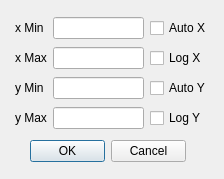
Qt form axesdialog.ui (Qt-Widgets/conductivity) before a commit.
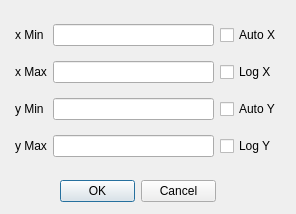
The same form after that commit.

Commit message: Axes dialog improved

```diff
--- a/axesdialog.ui
+++ b/axesdialog.ui
@@ -6,8 +6,8 @@
    <rect>
     <x>0</x>
     <y>0</y>
-    <width>224</width>
-    <height>179</height>
+    <width>296</width>
+    <height>214</height>
    </rect>
   </property>
   <property name="windowTitle">
@@ -18,8 +18,8 @@
     <rect>
      <x>10</x>
      <y>10</y>
-     <width>201</width>
-     <height>121</height>
+     <width>271</width>
+     <height>156</height>
     </rect>
    </property>
    <layout class="QGridLayout" name="gridLayout_2">
@@ -102,8 +102,8 @@
   <widget class="QDialogButtonBox" name="buttonBox">
    <property name="geometry">
     <rect>
-     <x>30</x>
-     <y>140</y>
+     <x>60</x>
+     <y>180</y>
      <width>156</width>
      <height>23</height>
     </rect>
```
